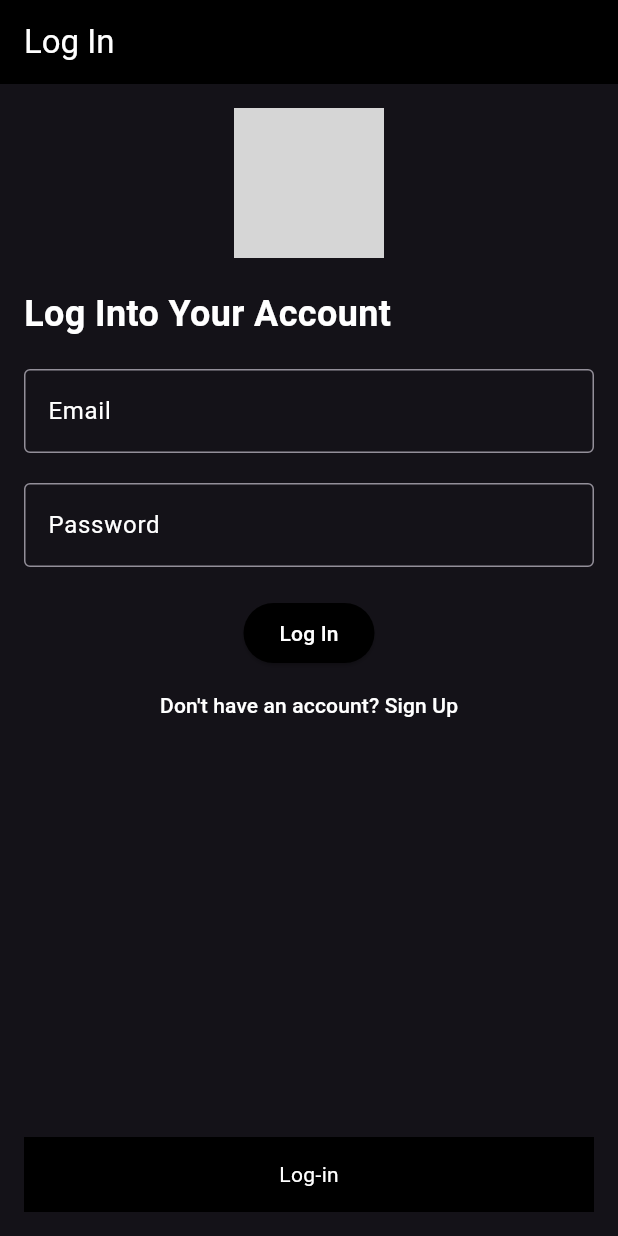
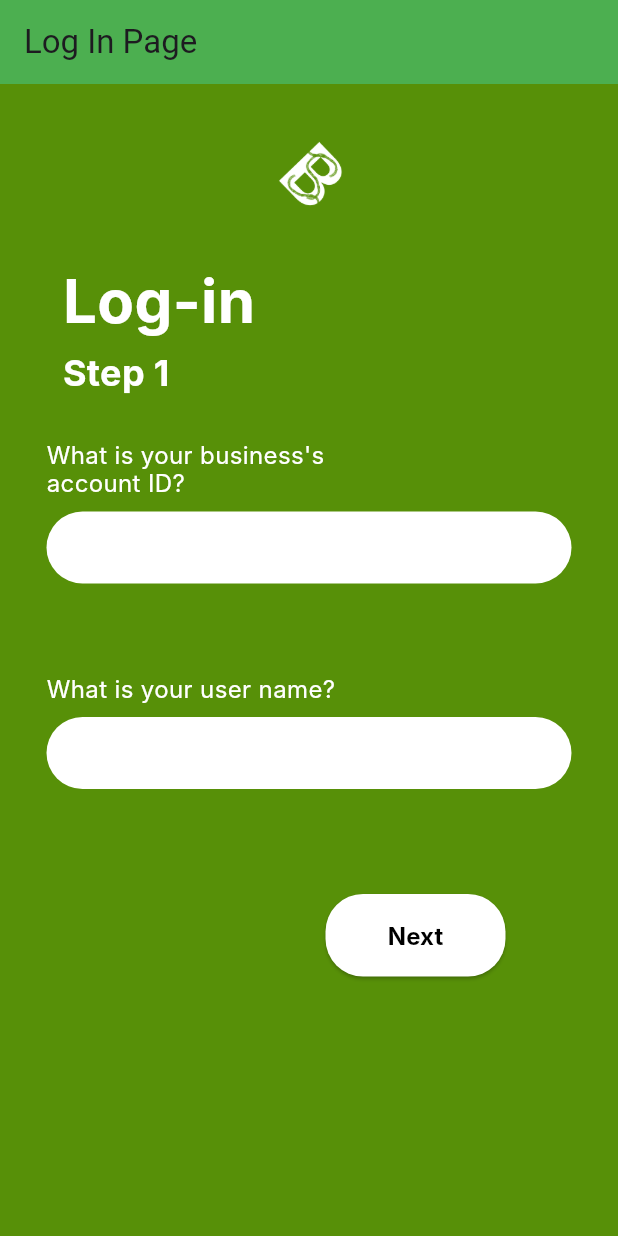
Before and after one commit to keanedalisay/cc206_benta, a Flutter app: the screen it shows after launch, on a phone screen of 412 x 824 dp. Run offline on Flutter 3.47's test engine with Material 3 defaults, Android fonts, the phone set to English and light mode, and no system bars; Roboto replaces fonts that are missing (Inter); grey boxes are pictures that could not be loaded.

Commit message:
updating login page and adding new pages

```diff
--- a/lib/features/login_page.dart
+++ /dev/null
@@ -1,91 +0,0 @@
-import 'package:flutter/material.dart';
-
-class LogInPage extends StatelessWidget {
-  const LogInPage({super.key});
-
-  @override
-  Widget build(BuildContext context) {
-    return MaterialApp(
-      theme: ThemeData(
-        brightness: Brightness.dark,
-        primarySwatch: Colors.grey,
-      ),
-      home: Scaffold(
-        appBar: AppBar(
-          backgroundColor: Colors.black,
-          title: const Text('Log In', style: TextStyle(color: Colors.white)),
-        ),
-        body: Padding(
-          padding: const EdgeInsets.all(16.0),
-          child: Column(
-            crossAxisAlignment: CrossAxisAlignment.start,
-            children: [
-              Center(
-                child: Image.network(
-                  'https://static.thenounproject.com/png/736545-200.png',
-                  height: 100,
-                  width: 100,
-                ),
-              ),
-              const SizedBox(height: 20),
-              const Text(
-                'Log Into Your Account',
-                style: TextStyle(fontSize: 24, fontWeight: FontWeight.bold, color: Colors.white),
-              ),
-              const SizedBox(height: 20),
-              TextFormField(
-                decoration: const InputDecoration(
-                  labelText: 'Email',
-                  labelStyle: TextStyle(color: Colors.white),
-                  border: OutlineInputBorder(),
-                ),
-                style: const TextStyle(color: Colors.white),
-              ),
-              const SizedBox(height: 20),
-              TextFormField(
-                decoration: const InputDecoration(
-                  labelText: 'Password',
-                  labelStyle: TextStyle(color: Colors.white),
-                  border: OutlineInputBorder(),
-                ),
-                obscureText: true,
-                style: const TextStyle(color: Colors.white),
-              ),
-              const SizedBox(height: 20),
-              Center(
-                child: ElevatedButton(
-                  style: ElevatedButton.styleFrom(
-                    backgroundColor: Colors.black,
-                    foregroundColor: Colors.white,
-                  ),
-                  onPressed: () {},
-                  child: const Text('Log In'),
-                ),
-              ),
-              Center(
-                child: TextButton(
-                  onPressed: () {},
-                  child: const Text(
-                    'Don\'t have an account? Sign Up',
-                    style: TextStyle(color: Colors.white),
-                  ),
-                ),
-              ),
-              const Spacer(),
-              Container(
-                height: 50,
-                color: Colors.black,
-                child: Center(
-                  child: const Text(
-                    'Log-in',
-                    style: TextStyle(color: Colors.white),
-                  ),
-                ),
-              ),
-            ],
-          ),
-        ),
-      ),
-    );
-  }
-}
--- /dev/null
+++ b/lib/features/login_page1.dart
@@ -0,0 +1,176 @@
+import 'package:flutter/material.dart';
+import 'package:cc206_benta/features/login_page2.dart';
+
+class LogInPage1 extends StatelessWidget {
+  const LogInPage1({super.key});
+
+  @override
+  Widget build(BuildContext context) {
+    return Scaffold(
+      appBar: AppBar(
+        title: const Text('Log In Page'),
+        backgroundColor: Colors.green,
+      ),
+      body: Container(
+        width: double.infinity,
+        height: double.infinity,
+        color: const Color.fromRGBO(87, 144, 8, 1),
+        child: Center(
+          child: Column(
+            mainAxisAlignment: MainAxisAlignment.start,
+            children: [
+              const SizedBox(height: 20),
+              Image.asset(
+                'assets/images/benta_logo.png',
+                width: 80,
+                height: 80,
+              ),
+              const SizedBox(height: 20),
+              const Padding(
+                padding: EdgeInsets.symmetric(horizontal: 20),
+                child: Column(
+                  crossAxisAlignment: CrossAxisAlignment.start,
+                  children: [
+                    Padding(
+                      padding: EdgeInsets.fromLTRB(0, 0, 200, 0),
+                      child: Text(
+                        'Log-in',
+                        style: TextStyle(
+                          fontFamily: 'Inter',
+                          fontSize: 40,
+                          fontWeight: FontWeight.w700,
+                          height: 48.41 / 40,
+                          color: Colors.white,
+                        ),
+                      ),
+                    ),
+                    SizedBox(height: 10),
+                    Padding(
+                      padding: EdgeInsets.fromLTRB(0, 0, 200, 0),
+                      child: Text(
+                        'Step 1',
+                        style: TextStyle(
+                          fontFamily: 'Inter',
+                          fontSize: 24,
+                          fontWeight: FontWeight.w700,
+                          height: 29.05 / 24,
+                          color: Colors.white,
+                        ),
+                      ),
+                    ),
+                  ],
+                ),
+              ),
+              const SizedBox(height: 30),
+              Padding(
+                padding: const EdgeInsets.symmetric(horizontal: 20),
+                child: Column(
+                  crossAxisAlignment: CrossAxisAlignment.start,
+                  children: [
+                    const Text(
+                      "What is your business's\naccount ID?",
+                      style: TextStyle(
+                        fontFamily: 'Inter',
+                        fontSize: 16,
+                        fontWeight: FontWeight.w400,
+                        height: 19.36 / 16,
+                        color: Colors.white,
+                      ),
+                    ),
+                    const SizedBox(height: 10),
+                    SizedBox(
+                      width: 350,
+                      height: 88,
+                      child: TextFormField(
+                        decoration: InputDecoration(
+                          filled: true,
+                          fillColor: Colors.white,
+                          border: OutlineInputBorder(
+                            borderRadius: BorderRadius.circular(30),
+                            borderSide: BorderSide.none,
+                          ),
+                          contentPadding: const EdgeInsets.symmetric(
+                            vertical: 10,
+                            horizontal: 20,
+                          ),
+                        ),
+                      ),
+                    ),
+                    const SizedBox(height: 20),
+                    const Text(
+                      "What is your user name?",
+                      style: TextStyle(
+                        fontFamily: 'Inter',
+                        fontSize: 16,
+                        fontWeight: FontWeight.w400,
+                        height: 19.36 / 16,
+                        color: Colors.white,
+                      ),
+                    ),
+                    const SizedBox(height: 10),
+                    SizedBox(
+                      width: 350,
+                      height: 88,
+                      child: TextFormField(
+                        decoration: InputDecoration(
+                          filled: true,
+                          fillColor: Colors.white,
+                          border: OutlineInputBorder(
+                            borderRadius: BorderRadius.circular(30),
+                            borderSide: BorderSide.none,
+                          ),
+                          contentPadding: const EdgeInsets.symmetric(
+                            vertical: 10,
+                            horizontal: 20,
+                          ),
+                        ),
+                      ),
+                    ),
+                  ],
+                ),
+              ),
+              const SizedBox(height: 30),
+              Padding(
+                padding: const EdgeInsets.fromLTRB(0, 0, 75, 0),
+                child: Row(
+                  mainAxisAlignment: MainAxisAlignment.end,
+                  children: [
+                    ElevatedButton(
+                      onPressed: () {
+                        Navigator.push(
+                          context,
+                          MaterialPageRoute(builder: (context) => const LogInPage2()),
+                        );
+                      },
+                      style: ElevatedButton.styleFrom(
+                        minimumSize: const Size(120, 55),
+                        backgroundColor: Colors.white,
+                        shape: RoundedRectangleBorder(
+                          borderRadius: BorderRadius.circular(25),
+                        ),
+                        padding: const EdgeInsets.symmetric(
+                          horizontal: 20,
+                          vertical: 10,
+                        ),
+                      ),
+                      child: const Text(
+                        'Next',
+                        style: TextStyle(
+                          fontFamily: 'Inter',
+                          fontSize: 16,
+                          fontWeight: FontWeight.w700,
+                          height: 19.36 / 16,
+                          color: Colors.black,
+                        ),
+                      ),
+                    ),
+                  ],
+                ),
+              ),
+            ],
+          ),
+        ),
+      ),
+    );
+  }
+}
--- a/lib/main.dart
+++ b/lib/main.dart
@@ -1,12 +1,17 @@
 import 'package:flutter/material.dart';
-import 'package:cc206_benta/features/login_page.dart';
+import 'package:cc206_benta/features/login_page1.dart';
 
 void main() {
-  runApp(
-    MaterialApp(
+  runApp(MyApp());
+}
+
+class MyApp extends StatelessWidget {
+  @override
+  Widget build(BuildContext context) {
+    return MaterialApp(
       title: 'Benta',
       theme: ThemeData.light(),
-      home: const LogInPage(),
-    ),
-  );
+      home: const LogInPage1(),
+    );
+  }
 }
--- a/pubspec.yaml
+++ b/pubspec.yaml
@@ -29,4 +29,4 @@ flutter:
 
   assets:
     # Add assets from the images directory to the application.
-    - assets/images/
+    - assets/images/benta_logo.png
```
Also changed, not shown: lib/features/LoggingAccountPage.dart (added, +52 -0 lines), lib/features/login_page2.dart (added, +241 -0 lines), assets/images/benta_logo.png (added), 9 other files.
